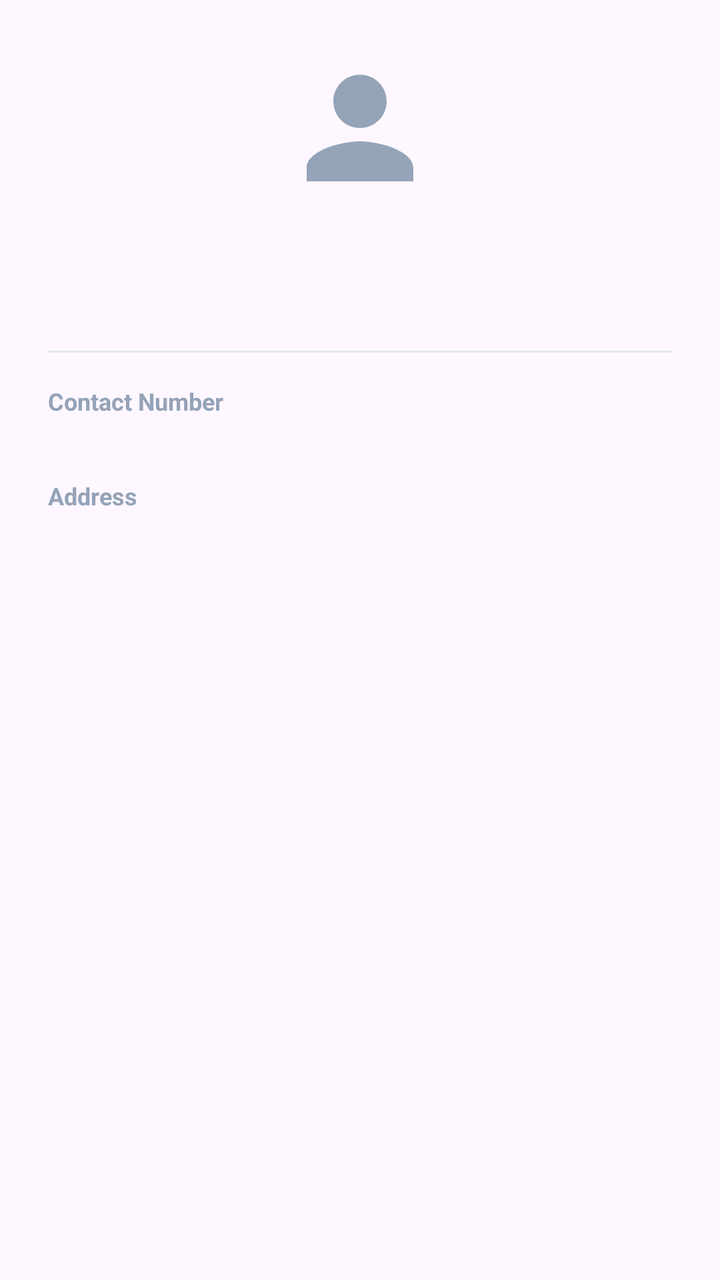
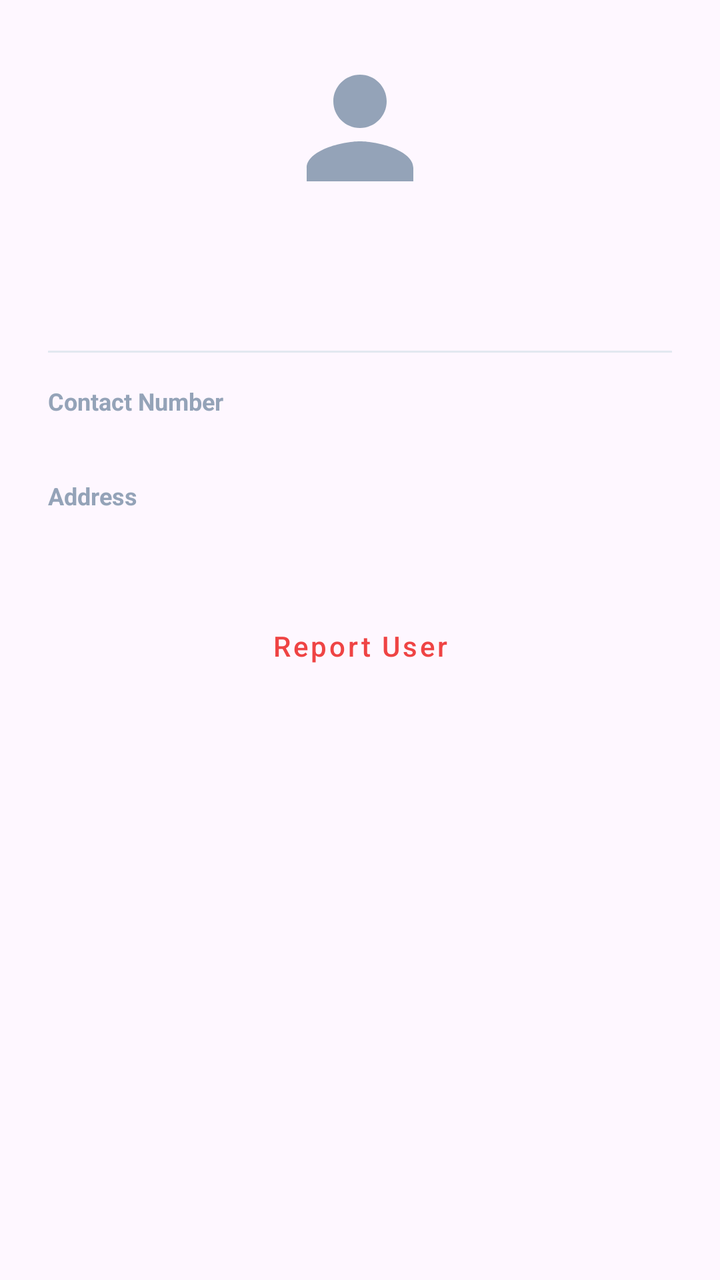

Screens rendered from an Android XML layout before and after an edit, with the pre-edit source and the edit as a unified diff.
<!-- AndroidManifest.xml: application theme Theme.Newtacks -->
<!-- res/layout/dialog_client_details_preview.xml -->
<?xml version="1.0" encoding="utf-8"?>
<LinearLayout xmlns:android="http://schemas.android.com/apk/res/android"
    xmlns:app="http://schemas.android.com/apk/res-auto"
    android:layout_width="match_parent"
    android:layout_height="wrap_content"
    android:orientation="vertical"
    android:padding="24dp">

    <ImageView
        android:id="@+id/ivClientProfile"
        android:layout_width="80dp"
        android:layout_height="80dp"
        android:layout_gravity="center"
        android:layout_marginBottom="16dp"
        android:src="@drawable/ic_user_placeholder" />

    <TextView
        android:id="@+id/tvClientName"
        android:layout_width="match_parent"
        android:layout_height="wrap_content"
        android:gravity="center"
        android:textSize="20sp"
        android:textStyle="bold"
        android:textColor="#1E293B" />

    <TextView
        android:id="@+id/tvClientRole"
        android:layout_width="match_parent"
        android:layout_height="wrap_content"
        android:gravity="center"
        android:textSize="12sp"
        android:textColor="#64748B"
        android:textAllCaps="true"
        android:letterSpacing="0.1"
        android:layout_marginBottom="12dp" />

    <View
        android:layout_width="match_parent"
        android:layout_height="1dp"
        android:background="#E2E8F0"
        android:layout_marginBottom="16dp" />

    <TextView
        android:layout_width="wrap_content"
        android:layout_height="wrap_content"
        android:text="Contact Number"
        android:textSize="12sp"
        android:textStyle="bold"
        android:textColor="#94A3B8" />

    <TextView
        android:id="@+id/tvClientPhone"
        android:layout_width="match_parent"
        android:layout_height="wrap_content"
        android:textSize="14sp"
        android:textColor="#1E293B"
        android:layout_marginBottom="12dp" />

    <TextView
        android:layout_width="wrap_content"
        android:layout_height="wrap_content"
        android:text="Address"
        android:textSize="12sp"
        android:textStyle="bold"
        android:textColor="#94A3B8" />

    <TextView
        android:id="@+id/tvClientAddress"
        android:layout_width="match_parent"
        android:layout_height="wrap_content"
        android:textSize="14sp"
        android:textColor="#1E293B" />

    <LinearLayout
        android:id="@+id/layoutCompanyInfo"
        android:layout_width="match_parent"
        android:layout_height="wrap_content"
        android:orientation="vertical"
        android:visibility="gone"
        android:layout_marginTop="12dp">

        <TextView
            android:layout_width="wrap_content"
            android:layout_height="wrap_content"
            android:text="Company Name"
            android:textSize="12sp"
            android:textStyle="bold"
            android:textColor="#94A3B8" />

        <TextView
            android:id="@+id/tvCompanyName"
            android:layout_width="match_parent"
            android:layout_height="wrap_content"
            android:textSize="14sp"
            android:textColor="#1E293B" />
    </LinearLayout>

</LinearLayout>
<!-- resources referenced by this layout -->
<resources>
  <!-- drawable ic_user_placeholder (drawable) -->
  <vector xmlns:android="http://schemas.android.com/apk/res/android"
      android:width="24dp"
      android:height="24dp"
      android:viewportWidth="24"
      android:viewportHeight="24">
      <path
          android:fillColor="#94A3B8"
          android:pathData="M12,12c2.21,0 4,-1.79 4,-4s-1.79,-4 -4,-4 -4,1.79 -4,4 1.79,4 4,4zM12,14c-2.67,0 -8,1.34 -8,4v2h16v-2c0,-2.66 -5.33,-4 -8,-4z" />
  </vector>
  <style name="Theme.Newtacks" parent="Base.Theme.Newtacks" />
  <style name="Base.Theme.Newtacks" parent="Theme.Material3.DayNight.NoActionBar">
          <item name="colorPrimary">#004A99</item>
          <item name="colorPrimaryContainer">#004A99</item>
          <item name="colorOnPrimary">#FFFFFF</item>
          <item name="colorSecondary">#004A99</item>
          <item name="colorOnSecondary">#FFFFFF</item>
          <item name="colorTertiary">#004A99</item>
          <item name="colorSecondaryContainer">#EBF2FF</item>
          <item name="colorOnSecondaryContainer">#004A99</item>
          <item name="android:statusBarColor">#004A99</item>
          <item name="android:navigationBarColor">#FFFFFF</item>
          <item name="android:windowLightStatusBar" tools:targetApi="m">false</item>
      </style>
</resources>

<!-- the commit's change to res/layout/dialog_client_details_preview.xml (unified diff, before → after) -->
@@ -95,4 +95,15 @@
             android:textColor="#1E293B" />
     </LinearLayout>
 
+    <com.google.android.material.button.MaterialButton
+        android:id="@+id/btnReportClient"
+        style="@style/Widget.MaterialComponents.Button.TextButton"
+        android:layout_width="match_parent"
+        android:layout_height="wrap_content"
+        android:layout_marginTop="24dp"
+        android:text="Report User"
+        android:textAllCaps="false"
+        android:textColor="#EF4444"
+        app:cornerRadius="12dp" />
+
 </LinearLayout>
